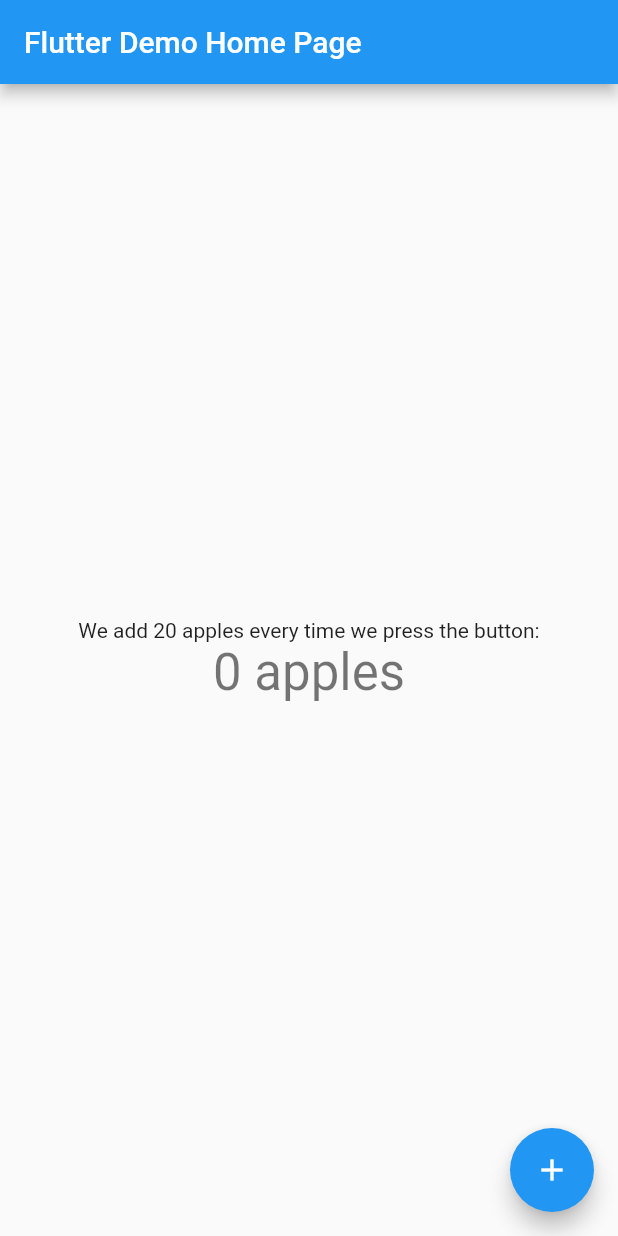
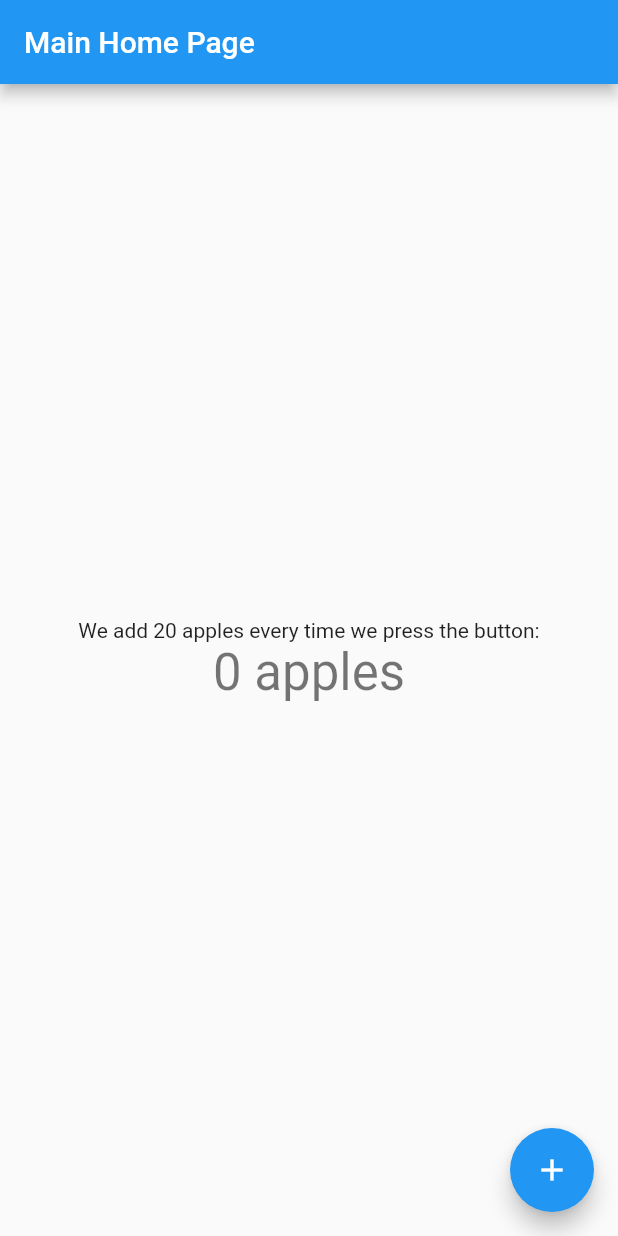
Before and after one commit to JustSomeStudent/ChatApp, a Flutter app: the screen it shows after launch, on a phone screen of 412 x 824 dp. Run offline on Flutter 3.47's test engine with Material 2 defaults, Android fonts, the phone set to English and light mode, and no system bars.

Commit message:
Changed title name

```diff
--- a/lib/main.dart
+++ b/lib/main.dart
@@ -24,7 +24,7 @@ class MyApp extends StatelessWidget {
         // is not restarted.
         primarySwatch: Colors.blue,
       ),
-      home: const MyHomePage(title: 'Flutter Demo Home Page'),
+      home: const MyHomePage(title: 'Main Home Page'),
     );
   }
 }
```
